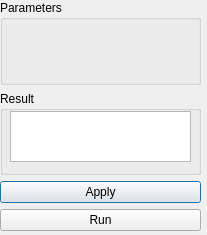
The window that source/Goldenberry/widgets/optimization/GbCgaWidget.ui (narg95/goldenberry) describes before a commit, drawn with Qt 5.
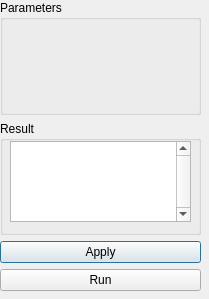
The same window after the commit.

Commit message: Cga widget ui improved

Diff of the .ui file:
```diff
--- a/source/Goldenberry/widgets/optimization/GbCgaWidget.ui
+++ b/source/Goldenberry/widgets/optimization/GbCgaWidget.ui
@@ -10,8 +10,8 @@
    <rect>
     <x>0</x>
     <y>0</y>
-    <width>207</width>
-    <height>235</height>
+    <width>209</width>
+    <height>299</height>
    </rect>
   </property>
   <property name="windowTitle">
@@ -23,7 +23,7 @@
      <x>0</x>
      <y>0</y>
      <width>201</width>
-     <height>231</height>
+     <height>291</height>
     </rect>
    </property>
    <layout class="QVBoxLayout" name="verticalLayout">
@@ -46,9 +46,12 @@
          <x>10</x>
          <y>20</y>
          <width>181</width>
-         <height>51</height>
+         <height>81</height>
         </rect>
        </property>
+       <property name="verticalScrollBarPolicy">
+        <enum>Qt::ScrollBarAlwaysOn</enum>
+       </property>
       </widget>
      </widget>
     </item>
```
The commit also changes 1 other file.
